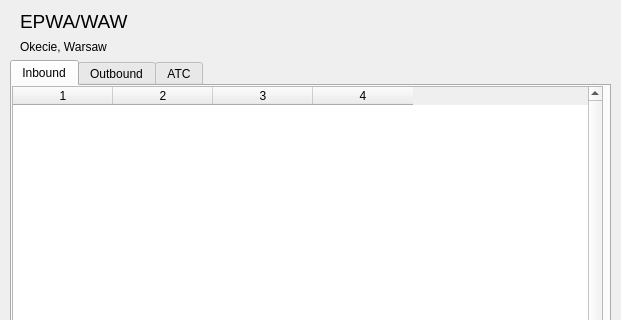
This is resources/AirportDetailsWindow.ui in Vatsinator/vatsinator-legacy as Qt 5 draws it before an edit; both pictures show x 0 to 621 and y 0 to 320 of the 621 by 465 pixel window. The edited form follows.
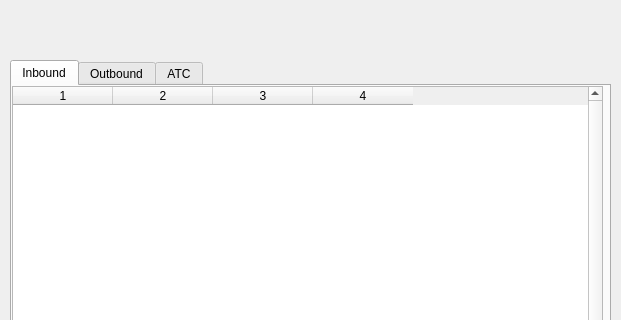
This is the edited form.

```diff
--- a/resources/AirportDetailsWindow.ui
+++ b/resources/AirportDetailsWindow.ui
@@ -291,14 +291,14 @@
        </font>
       </property>
       <property name="text">
-       <string>EPWA/WAW</string>
+       <string/>
       </property>
      </widget>
     </item>
     <item>
      <widget class="QLabel" name="NameLabel">
       <property name="text">
-       <string>Okecie, Warsaw</string>
+       <string/>
       </property>
      </widget>
     </item>
```
Left out of the diff: 3 changed lines with no effect on the pictures.
